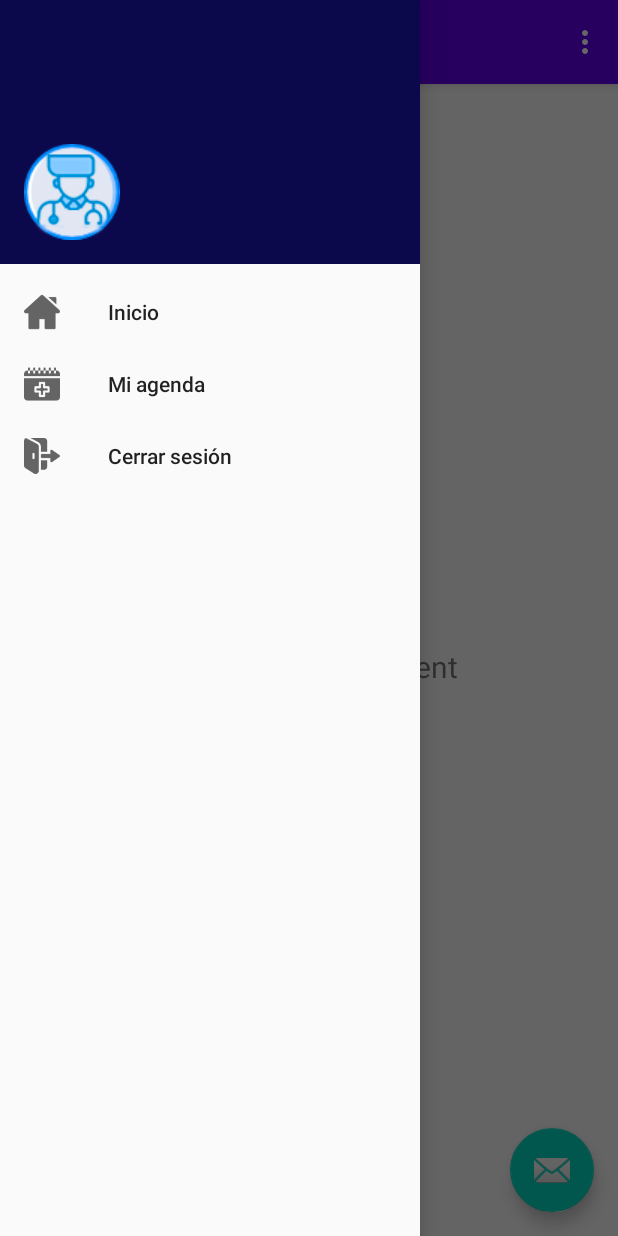
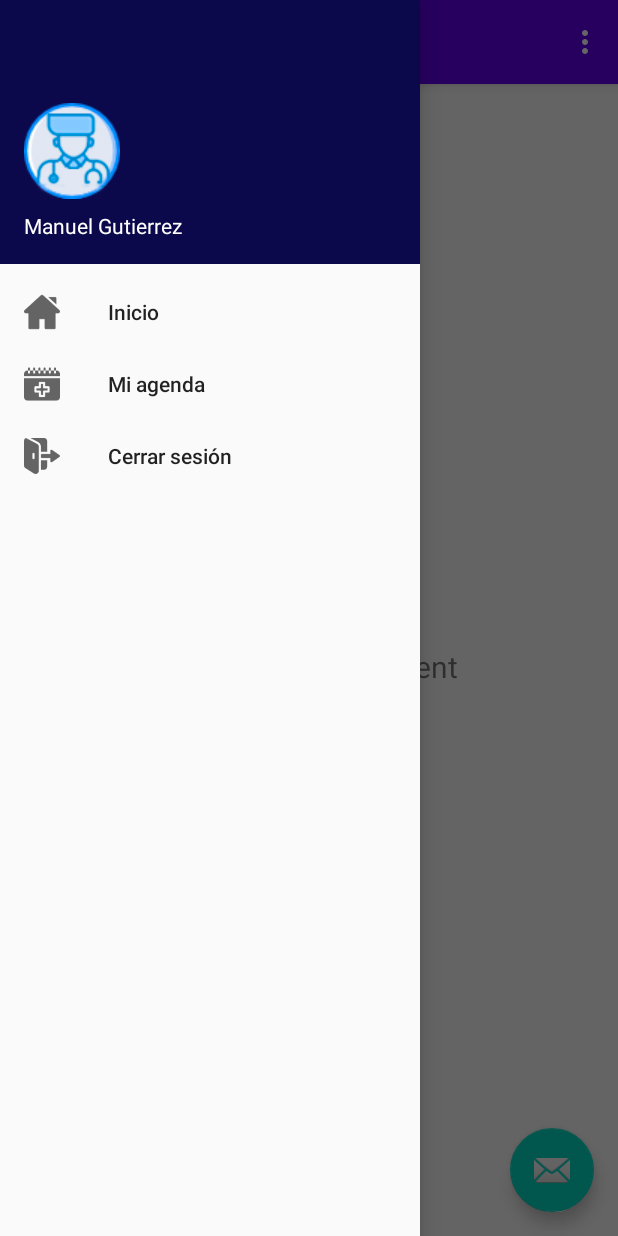
Before and after one commit to axelroitman/AD, an Android app: the InicialUsuario screen opened directly, with no data from a screen before it, with the side drawer open, on a phone screen of 412 x 824 dp. Run offline under Robolectric (Android 15) with nearby library versions, the phone set to English and light mode, and no system bars; our stand-ins replace navigation-ui; Roboto replaces fonts that are not available here.

Commit message:
Update header menú
Corrección sobre el header del menú.

```diff
--- a/frontAD/app/src/main/res/layout/nav_header_menu_usuario.xml
+++ b/frontAD/app/src/main/res/layout/nav_header_menu_usuario.xml
@@ -18,7 +18,7 @@
         android:layout_height="wrap_content"
         android:paddingTop="@dimen/nav_header_vertical_spacing"
         android:src="@drawable/userimage"
-        android:visibility="invisible"/>
+        android:visibility="gone"/>
 
     <ImageView
         android:id="@+id/imageDoctor"
@@ -31,6 +31,6 @@
         android:layout_width="match_parent"
         android:layout_height="wrap_content"
         android:paddingTop="@dimen/nav_header_vertical_spacing"
-        android:text="Juan Pablo Montoya"
+        android:text="Manuel Gutierrez"
         android:textAppearance="@style/TextAppearance.AppCompat.Body1" />
 </LinearLayout>
```
